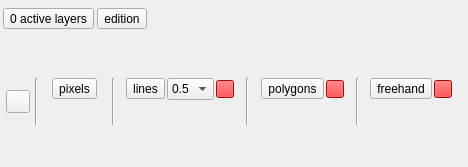
Old version of the form ui/view_widget_multi.ui in the repository SMByC/ThRasE.
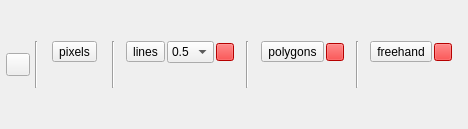
New version of the form. Icons and pictures are not drawn. Custom widgets are drawn as their Qt base class.

Commit message: Refactoring the UI setting up the active layers and edition tools configuration buttons in the main dialog

What changed in the file:
```diff
--- a/ui/view_widget_multi.ui
+++ b/ui/view_widget_multi.ui
@@ -7,7 +7,7 @@
     <x>0</x>
     <y>0</y>
     <width>468</width>
-    <height>167</height>
+    <height>129</height>
    </rect>
   </property>
   <layout class="QVBoxLayout" name="verticalLayout">
@@ -26,105 +26,6 @@
    <property name="bottomMargin">
     <number>3</number>
    </property>
-   <item>
-    <widget class="QWidget" name="header" native="true">
-     <layout class="QHBoxLayout" name="horizontalLayout">
-      <property name="spacing">
-       <number>3</number>
-      </property>
-      <property name="leftMargin">
-       <number>0</number>
-      </property>
-      <property name="topMargin">
-       <number>0</number>
-      </property>
-      <property name="rightMargin">
-       <number>3</number>
-      </property>
-      <property name="bottomMargin">
-       <number>3</number>
-      </property>
-      <item>
-       <widget class="QToolButton" name="QPBtn_ConfActiveLayers">
-        <property name="enabled">
-         <bool>true</bool>
-        </property>
-        <property name="font">
-         <font>
-          <pointsize>9</pointsize>
-         </font>
-        </property>
-        <property name="cursor">
-         <cursorShape>PointingHandCursor</cursorShape>
-        </property>
-        <property name="toolTip">
-         <string>Show/hide the active layers config</string>
-        </property>
-        <property name="text">
-         <string>0 active layers</string>
-        </property>
-        <property name="icon">
-         <iconset>
-          <normaloff>:/plugins/thrase/icons/active_layers_tool.svg</normaloff>:/plugins/thrase/icons/active_layers_tool.svg</iconset>
-        </property>
-        <property name="checkable">
-         <bool>true</bool>
-        </property>
-        <property name="toolButtonStyle">
-         <enum>Qt::ToolButtonTextBesideIcon</enum>
-        </property>
-        <property name="autoRaise">
-         <bool>false</bool>
-        </property>
-       </widget>
-      </item>
-      <item>
-       <widget class="QToolButton" name="QPBtn_EditionTools">
-        <property name="font">
-         <font>
-          <pointsize>9</pointsize>
-         </font>
-        </property>
-        <property name="cursor">
-         <cursorShape>PointingHandCursor</cursorShape>
-        </property>
-        <property name="toolTip">
-         <string>Show/hide the edition tools</string>
-        </property>
-        <property name="text">
-         <string>edition</string>
-        </property>
-        <property name="icon">
-         <iconset>
-          <normaloff>:/plugins/thrase/icons/edit_tool.svg</normaloff>:/plugins/thrase/icons/edit_tool.svg</iconset>
-        </property>
-        <property name="checkable">
-         <bool>true</bool>
-        </property>
-        <property name="toolButtonStyle">
-         <enum>Qt::ToolButtonTextBesideIcon</enum>
-        </property>
-        <property name="autoRaise">
-         <bool>false</bool>
-        </property>
-       </widget>
-      </item>
-      <item>
-       <spacer name="horizontalSpacer_19">
-        <property name="orientation">
-         <enum>Qt::Horizontal</enum>
-        </property>
-        <property name="sizeHint" stdset="0">
-         <size>
-          <width>40</width>
-          <height>20</height>
-         </size>
-        </property>
-       </spacer>
-      </item>
-     </layout>
-    </widget>
-   </item>
    <item>
     <widget class="QWidget" name="widget_ActiveLayers" native="true">
      <layout class="QVBoxLayout" name="verticalLayout_2">
```
The commit also changes 4 other files.
